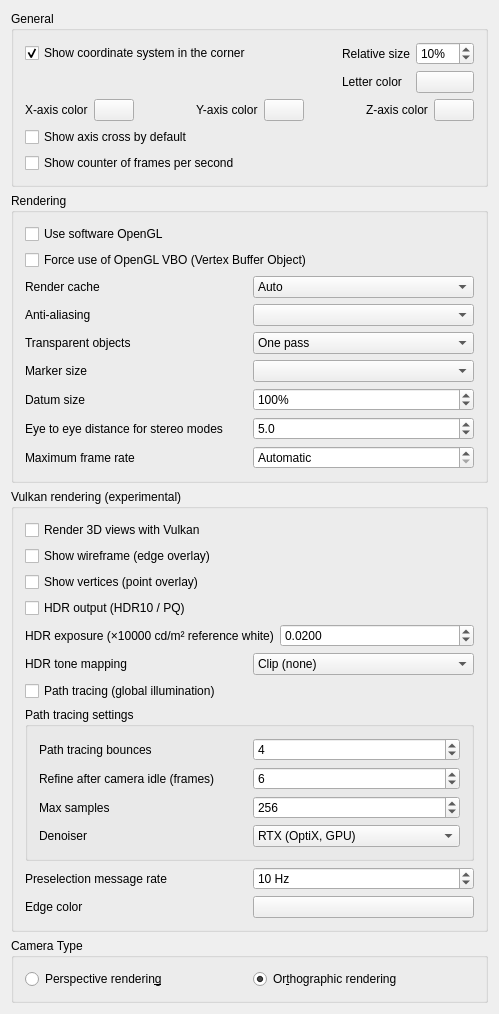
The window that src/Gui/PreferencePages/DlgSettings3DView.ui (brianmk/FreeCAD-vulkan) describes before a commit, drawn with Qt 5.
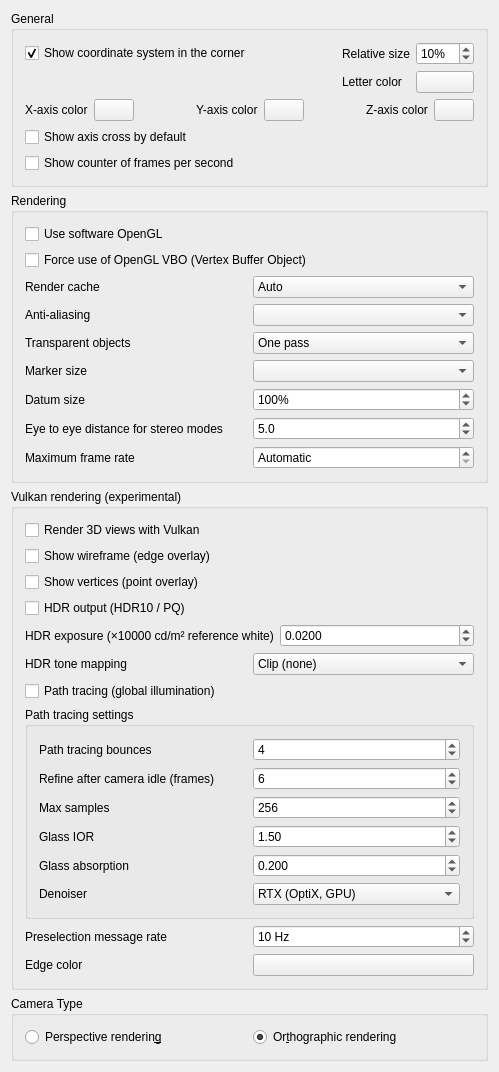
The same window after the commit. Custom widgets are drawn as their Qt base class.

Commit message: Gui/Vulkan: add Path Tracing Max render mode (dielectric glass)

Patch:
```diff
--- a/src/Gui/PreferencePages/DlgSettings3DView.ui
+++ b/src/Gui/PreferencePages/DlgSettings3DView.ui
@@ -862,6 +862,90 @@
          </item>
         </layout>
        </item>
+       <item>
+        <layout class="QHBoxLayout" name="horizontalLayoutVulkanGlassIor">
+         <item>
+          <widget class="QLabel" name="labelVulkanGlassIor">
+           <property name="text">
+            <string>Glass IOR</string>
+           </property>
+           <property name="toolTip">
+            <string>Index of refraction for the physically-based dielectric glass of Path Tracing Max.  1.5 is window glass; higher values reflect more and bend light more strongly.  Only Path Tracing Max uses it.</string>
+           </property>
+          </widget>
+         </item>
+         <item>
+          <widget class="Gui::PrefDoubleSpinBox" name="DoubleSpinBox_VulkanGlassIor">
+           <property name="toolTip">
+            <string>Index of refraction for the Path Tracing Max glass (1.0-3.0, default 1.5).</string>
+           </property>
+           <property name="decimals">
+            <number>2</number>
+           </property>
+           <property name="minimum">
+            <double>1.000000000000000</double>
+           </property>
+           <property name="maximum">
+            <double>3.000000000000000</double>
+           </property>
+           <property name="singleStep">
+            <double>0.010000000000000</double>
+           </property>
+           <property name="value">
+            <double>1.500000000000000</double>
+           </property>
+           <property name="prefEntry" stdset="0">
+            <cstring>VulkanPathTracingGlassIor</cstring>
+           </property>
+           <property name="prefPath" stdset="0">
+            <cstring>View</cstring>
+           </property>
+          </widget>
+         </item>
+        </layout>
+       </item>
+       <item>
+        <layout class="QHBoxLayout" name="horizontalLayoutVulkanGlassAbsorption">
+         <item>
+          <widget class="QLabel" name="labelVulkanGlassAbsorption">
+           <property name="text">
+            <string>Glass absorption</string>
+           </property>
+           <property name="toolTip">
+            <string>Beer-Lambert absorption strength for the Path Tracing Max glass.  0 gives perfectly clear glass; higher values tint it more strongly by its material colour over the distance the light travels inside the glass.</string>
+           </property>
+          </widget>
+         </item>
+         <item>
+          <widget class="Gui::PrefDoubleSpinBox" name="DoubleSpinBox_VulkanGlassAbsorb">
+           <property name="toolTip">
+            <string>Beer-Lambert absorption strength for the Path Tracing Max glass (0-10, default 0.2; 0 = perfectly clear).</string>
+           </property>
+           <property name="decimals">
+            <number>3</number>
+           </property>
+           <property name="minimum">
+            <double>0.000000000000000</double>
+           </property>
+           <property name="maximum">
+            <double>10.000000000000000</double>
+           </property>
+           <property name="singleStep">
+            <double>0.050000000000000</double>
+           </property>
+           <property name="value">
+            <double>0.200000000000000</double>
+           </property>
+           <property name="prefEntry" stdset="0">
+            <cstring>VulkanPathTracingGlassAbsorption</cstring>
+           </property>
+           <property name="prefPath" stdset="0">
+            <cstring>View</cstring>
+           </property>
+          </widget>
+         </item>
+        </layout>
+       </item>
            <item>
             <layout class="QHBoxLayout" name="horizontalLayoutVulkanDenoiser">
           <item>
```
The commit also changes 5 other files.
